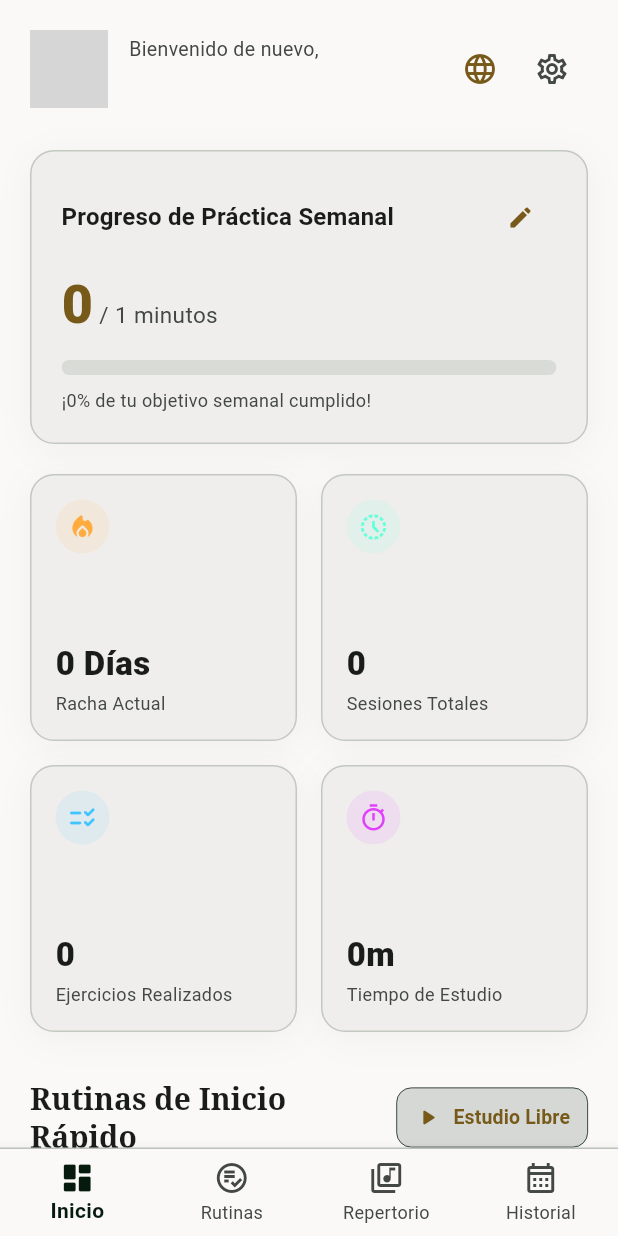
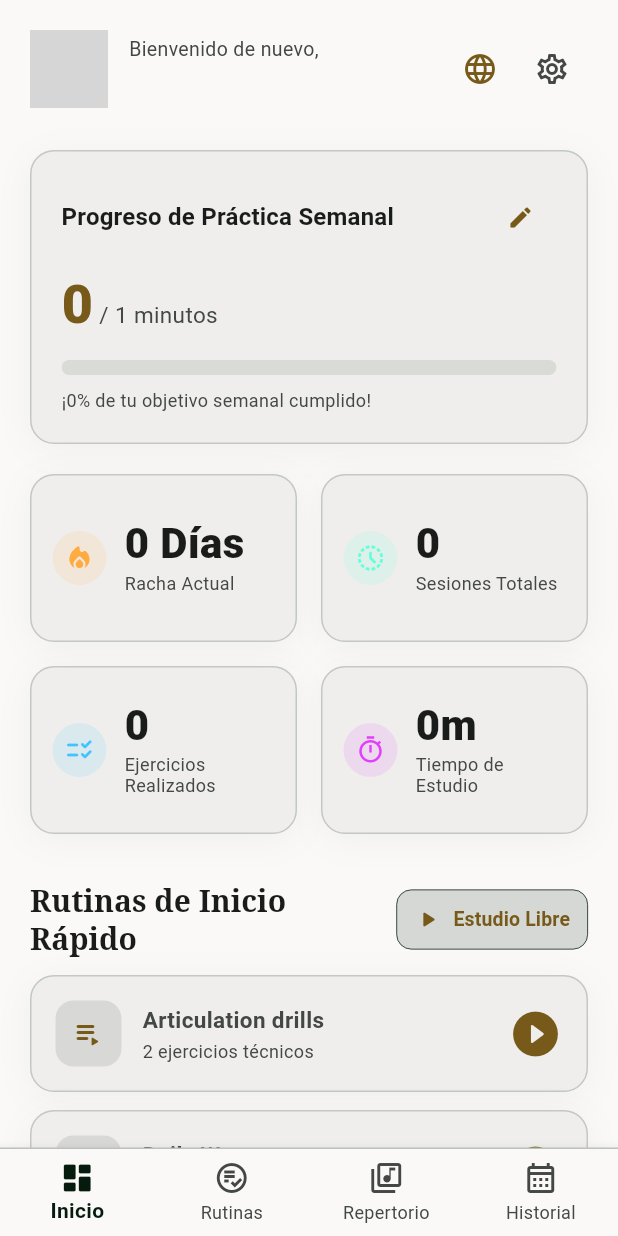
Before and after one commit to seagomezar/music-journal-app, a Flutter app: the MainShell screen opened directly, after a tap on the "language" icon, on a phone screen of 412 x 824 dp. Run offline on Flutter 3.47's test engine with Material 3 defaults, Android fonts, the phone set to English and light mode, and no system bars; our stand-ins replace audioplayers, file_picker, flutter_spinkit, hive_flutter, table_calendar; missing offline and left inert: flutter_pdfview, record; accounts and stored records are empty; network calls fail; grey boxes are pictures that could not be loaded.

Commit message:
feat: refine dashboard metrics and localization

```diff
--- a/lib/providers/localization_provider.dart
+++ b/lib/providers/localization_provider.dart
@@ -23,9 +23,17 @@ class LocalizationProvider with ChangeNotifier {
 
   Future<void> setLocale(String langCode) async {
     if (langCode != 'en' && langCode != 'es') return;
+    if (_localeCode == langCode) return;
+    final previousLocaleCode = _localeCode;
     _localeCode = langCode;
-    await _db.setPreferredLocale(langCode);
     notifyListeners();
+    try {
+      await _db.setPreferredLocale(langCode);
+    } catch (_) {
+      _localeCode = previousLocaleCode;
+      notifyListeners();
+      rethrow;
+    }
   }
 
   String translate(String key, [List<String>? args]) {
--- a/lib/screens/dashboard_view.dart
+++ b/lib/screens/dashboard_view.dart
@@ -284,7 +284,7 @@ class _DashboardViewState extends State<DashboardView> {
                       crossAxisCount: useFourColumns ? 4 : 2,
                       crossAxisSpacing: 16,
                       mainAxisSpacing: 16,
-                      childAspectRatio: useFourColumns ? 1.18 : 1,
+                      mainAxisExtent: 112,
                       shrinkWrap: true,
                       physics: const NeverScrollableScrollPhysics(),
                       children: [
@@ -491,45 +491,48 @@ class _DashboardViewState extends State<DashboardView> {
     required Color iconColor,
   }) {
     return AppTheme.glassCard(
-      padding: const EdgeInsets.all(16),
-      child: Column(
-        crossAxisAlignment: CrossAxisAlignment.start,
-        mainAxisAlignment: MainAxisAlignment.spaceBetween,
-        children: [
-          Row(
-            mainAxisAlignment: MainAxisAlignment.spaceBetween,
+      padding: const EdgeInsets.symmetric(horizontal: 14, vertical: 12),
+      child: Row(
+        crossAxisAlignment: CrossAxisAlignment.center,
         children: [
           Container(
             padding: const EdgeInsets.all(8),
             decoration: BoxDecoration(
-                  color: iconColor.withValues(alpha: 0.1),
+              color: iconColor.withValues(alpha: 0.12),
               shape: BoxShape.circle,
             ),
             child: Icon(icon, color: iconColor, size: 20),
           ),
-            ],
-          ),
-          const SizedBox(height: 12),
-          Column(
+          const SizedBox(width: 12),
+          Expanded(
+            child: Column(
+              mainAxisAlignment: MainAxisAlignment.center,
               crossAxisAlignment: CrossAxisAlignment.start,
               children: [
                 Text(
                   value,
+                  maxLines: 1,
+                  overflow: TextOverflow.ellipsis,
                   style: const TextStyle(
-                  fontSize: 22,
+                    fontSize: 28,
+                    height: 1,
                     fontWeight: FontWeight.w900,
                     color: AppTheme.textPrimary,
                   ),
                 ),
-              const SizedBox(height: 2),
+                const SizedBox(height: 6),
                 Text(
                   title,
+                  maxLines: 2,
+                  overflow: TextOverflow.ellipsis,
                   style: const TextStyle(
                     fontSize: 12,
+                    height: 1.15,
                     color: AppTheme.textSecondary,
                   ),
                 ),
               ],
+            ),
           ),
         ],
       ),
--- a/lib/screens/main_shell.dart
+++ b/lib/screens/main_shell.dart
@@ -29,6 +29,7 @@ class _MainShellState extends State<MainShell> {
   @override
   Widget build(BuildContext context) {
     final practiceProv = Provider.of<PracticeProvider>(context);
+    final localizationProv = context.watch<LocalizationProvider>();
     final width = MediaQuery.sizeOf(context).width;
     final useDesktopNavigation = width >= 900;
     final extendDesktopNavigation = width >= 1180;
@@ -68,22 +69,22 @@ class _MainShellState extends State<MainShell> {
                 NavigationRailDestination(
                   icon: const Icon(Icons.dashboard_outlined),
                   selectedIcon: const Icon(Icons.dashboard_rounded),
-                  label: Text(context.translate('dashboard_nav')),
+                  label: Text(localizationProv.translate('dashboard_nav')),
                 ),
                 NavigationRailDestination(
                   icon: const Icon(Icons.playlist_add_check_circle_outlined),
                   selectedIcon: const Icon(Icons.playlist_add_check_circle),
-                  label: Text(context.translate('routines')),
+                  label: Text(localizationProv.translate('routines')),
                 ),
                 NavigationRailDestination(
                   icon: const Icon(Icons.library_music_outlined),
                   selectedIcon: const Icon(Icons.library_music),
-                  label: Text(context.translate('repertoire')),
+                  label: Text(localizationProv.translate('repertoire')),
                 ),
                 NavigationRailDestination(
                   icon: const Icon(Icons.calendar_month_outlined),
                   selectedIcon: const Icon(Icons.calendar_month),
-                  label: Text(context.translate('history')),
+                  label: Text(localizationProv.translate('history')),
                 ),
               ],
             ),
@@ -122,22 +123,22 @@ class _MainShellState extends State<MainShell> {
             BottomNavigationBarItem(
               icon: const Icon(Icons.dashboard_outlined),
               activeIcon: const Icon(Icons.dashboard_rounded),
-              label: context.translate('dashboard_nav'),
+              label: localizationProv.translate('dashboard_nav'),
             ),
             BottomNavigationBarItem(
               icon: const Icon(Icons.playlist_add_check_circle_outlined),
               activeIcon: const Icon(Icons.playlist_add_check_circle),
-              label: context.translate('routines'),
+              label: localizationProv.translate('routines'),
             ),
             BottomNavigationBarItem(
               icon: const Icon(Icons.library_music_outlined),
               activeIcon: const Icon(Icons.library_music),
-              label: context.translate('repertoire'),
+              label: localizationProv.translate('repertoire'),
             ),
             BottomNavigationBarItem(
               icon: const Icon(Icons.calendar_month_outlined),
               activeIcon: const Icon(Icons.calendar_month),
-              label: context.translate('history'),
+              label: localizationProv.translate('history'),
             ),
           ],
         ),
```
Lines whose indentation alone changed are shown as unchanged.
